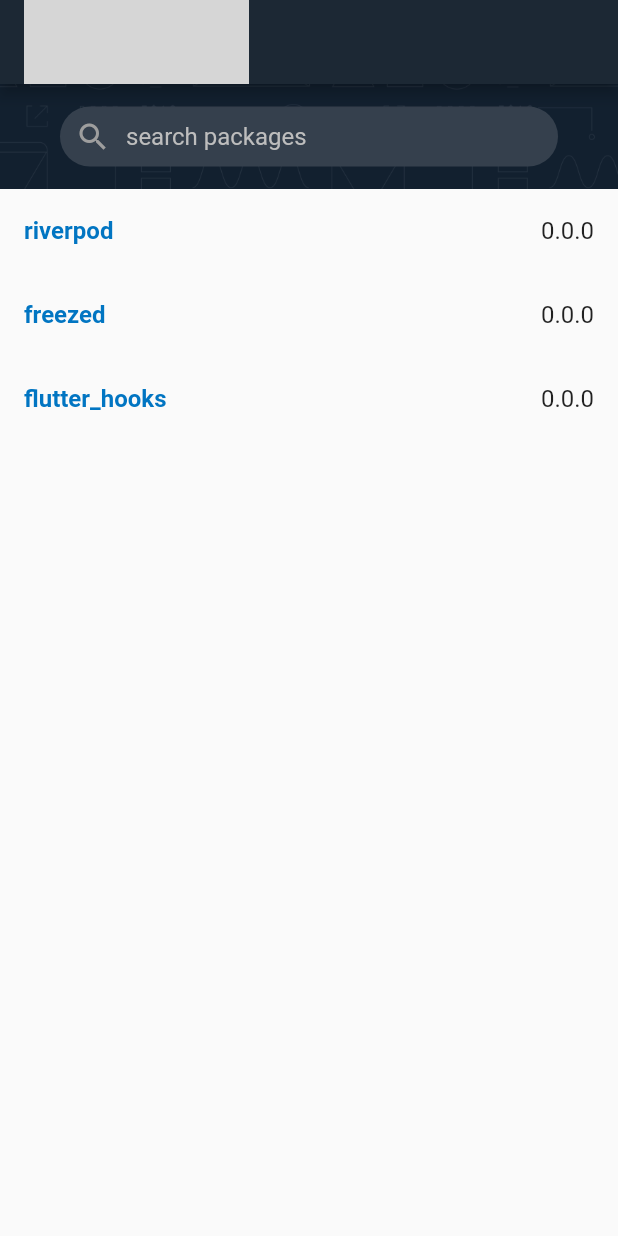
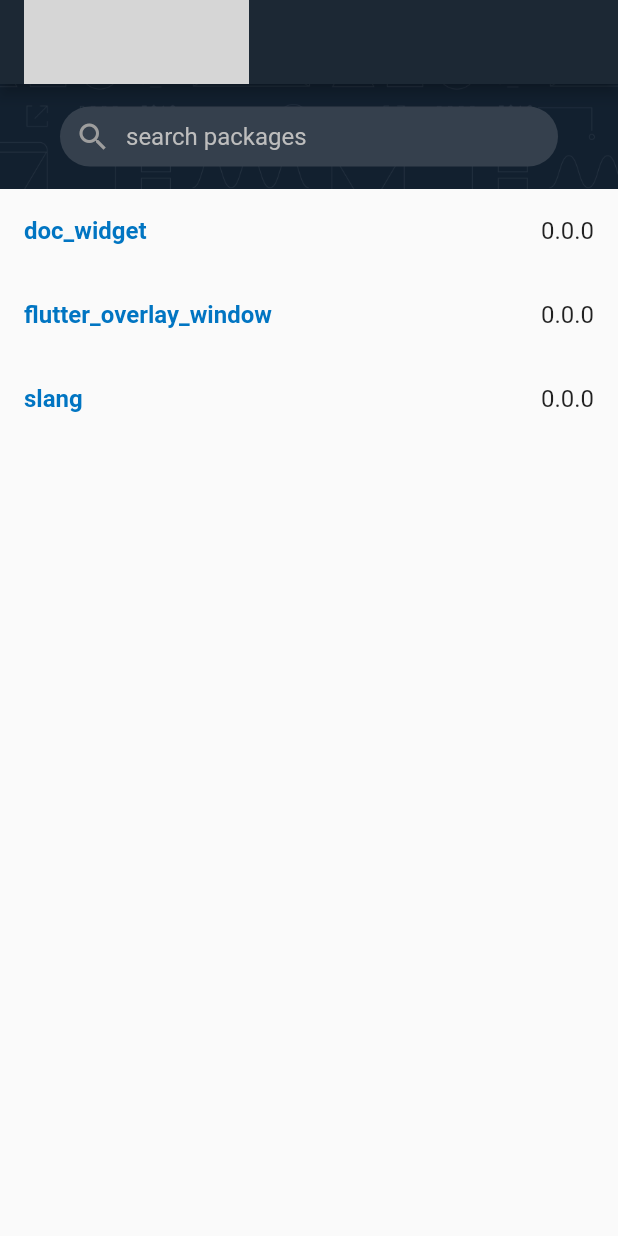
Before and after one commit to TimWhiting/vikings, a Flutter app: the screen it shows after launch, on a phone screen of 412 x 824 dp. Run offline on Flutter 3.47's test engine with Material 2 defaults, Android fonts, the phone set to English and light mode, and no system bars; our stand-ins replace dio, flutter_svg, freezed_annotation, pubspec_parse, shimmer; network calls fail; grey boxes are pictures that could not be loaded.

Commit message:
Update initial packages

```diff
--- a/first/lib/search_page.dart
+++ b/first/lib/search_page.dart
@@ -10,9 +10,9 @@ class Package {
 }
 
 final packages = [
-  Package('riverpod'),
-  Package('freezed'),
-  Package('flutter_hooks'),
+  Package('doc_widget'),
+  Package('flutter_overlay_window'),
+  Package('slang'),
 ];
 
 class SearchPage extends StatelessWidget {
```
